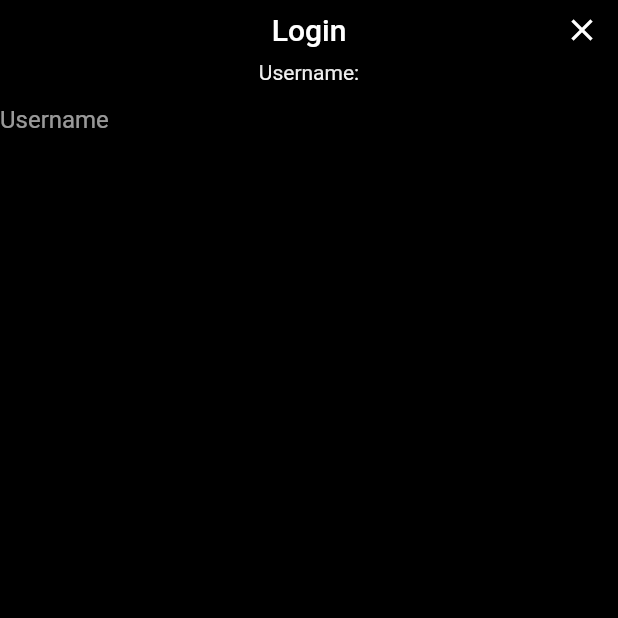
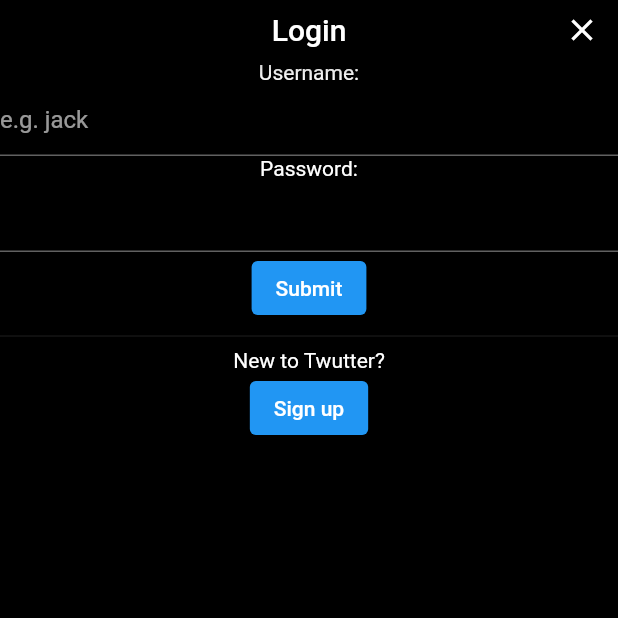
Before and after one commit to shorebirdtech/twutter, a Flutter app: the screen it shows after launch, on a phone screen of 412 x 824 dp, the top half of it. Run offline on Flutter 3.47's test engine with Material 2 defaults, Android fonts, the phone set to English and light mode, and no system bars; our stand-ins replace shelf; missing offline and left inert: mongo_dart, shelf_router, shorebird.

Commit message:
[wip] First attempt at account creation
Also tried to add (very basic/insecure) password auth for accounts.

```diff
--- a/bin/add_dummy_data.dart
+++ b/bin/add_dummy_data.dart
@@ -35,7 +35,11 @@
 
   Future<User> createUser(String displayName, String username,
       {bool isVerified = false, bool isOfficial = false}) async {
-    var signUp = SignUp(displayName: displayName, username: username);
+    var signUp = SignUp(
+      displayName: displayName,
+      username: username,
+      password: '1234',
+    );
     return await store.createUser(signUp);
   }
 
--- a/lib/src/app.dart
+++ b/lib/src/app.dart
@@ -2,9 +2,10 @@
 import 'package:flutter/material.dart';
 
 import 'gen/client.dart';
+import 'screen/compose.dart';
 import 'screen/home.dart';
 import 'screen/login.dart';
-import 'view/compose.dart';
+import 'screen/signup.dart';
 
 class TwutterApp extends StatelessWidget {
   const TwutterApp({super.key});
@@ -36,6 +37,7 @@
           '/login': (context) => const LoginDialog(),
           '/home': (context) => const Home(),
           '/compose': (context) => const ComposeDialog(),
+          '/signup': (context) => const SignUpDialog(),
         },
       ),
     );
--- a/lib/src/backend/model.dart
+++ b/lib/src/backend/model.dart
@@ -80,11 +80,11 @@
     return User.fromDbJson(userJson);
   }
 
-  Future<User> userByUsername(String username) async {
+  Future<User?> userByUsername(String username) async {
     var store = db.collection('users');
     var userJson = await store.findOne(where.eq('username', username));
     if (userJson == null) {
-      throw Exception('User not found: $username');
+      return null;
     }
     return User.fromDbJson(userJson);
   }
@@ -95,6 +95,14 @@
     // insert modifies the dbJson to include _id.
     await store.insert(dbJson);
     return User.fromDbJson(dbJson);
+  }
+
+  Future<bool> matchCredentials(
+      {required String username, required String password}) async {
+    var store = db.collection('credentials');
+    var dbJson = await store.findOne(
+        where.eq('username', username).and(where.eq('password', password)));
+    return dbJson != null;
   }
 
   // // This should just return a lazy object rather than filling it.
--- a/lib/src/model/user.dart
+++ b/lib/src/model/user.dart
@@ -3,14 +3,29 @@
 
 part 'user.g.dart';
 
+// Stored separately from User so passwords aren't passed around.
 @JsonSerializable()
-class Credentials {
+@ObjectIdConverter()
+class AuthEntry {
+  final ObjectId id;
   final String username;
-  Credentials({required this.username});
+  final String password;
+  AuthEntry({required this.id, required this.username, required this.password});
 
-  factory Credentials.fromJson(Map<String, dynamic> json) =>
-      _$CredentialsFromJson(json);
-  Map<String, dynamic> toJson() => _$CredentialsToJson(this);
+  factory AuthEntry.fromJson(Map<String, dynamic> json) =>
+      _$AuthEntryFromJson(json);
+  Map<String, dynamic> toJson() => _$AuthEntryToJson(this);
+}
+
+@JsonSerializable()
+class AuthRequest {
+  final String username;
+  final String password;
+  AuthRequest({required this.username, required this.password});
+
+  factory AuthRequest.fromJson(Map<String, dynamic> json) =>
+      _$AuthRequestFromJson(json);
+  Map<String, dynamic> toJson() => _$AuthRequestToJson(this);
 }
 
 @JsonSerializable()
@@ -25,11 +40,19 @@
   Map<String, dynamic> toJson() => _$AuthResponseToJson(this);
 }
 
+@JsonSerializable()
 class SignUp {
   final String username;
   final String displayName;
+  final String password;
 
-  SignUp({required this.username, required this.displayName});
+  SignUp({
+    required this.username,
+    required this.displayName,
+    required this.password,
+  });
+  factory SignUp.fromJson(Map<String, dynamic> json) => _$SignUpFromJson(json);
+  Map<String, dynamic> toJson() => _$SignUpToJson(this);
 }
 
 @JsonSerializable()
--- a/lib/src/view/compose.dart
+++ b/lib/src/screen/compose.dart
@@ -2,8 +2,8 @@
 import 'package:twutter/src/model/flap.dart';
 
 import '../gen/client.dart';
-import 'button.dart';
-import 'config.dart';
+import '../view/button.dart';
+import '../view/config.dart';
 
 class ComposeDialog extends StatefulWidget {
   const ComposeDialog({super.key});
--- a/lib/src/screen/login.dart
+++ b/lib/src/screen/login.dart
@@ -12,7 +12,10 @@
 }
 
 class _LoginDialogState extends State<LoginDialog> {
-  TextEditingController textController = TextEditingController();
+  final _formKey = GlobalKey<FormState>();
+
+  late String username;
+  late String password;
   String? failureMessage;
 
   void closeLoginWindow() {
@@ -23,7 +26,7 @@
 
   void login() async {
     var client = Client.of(context);
-    var credentials = Credentials(username: textController.text);
+    var credentials = AuthRequest(username: username, password: password);
     var result = await client.actions.login(credentials);
     if (result.success) {
       closeLoginWindow();
@@ -49,16 +52,62 @@
         ],
         centerTitle: true,
       ),
-      body: Column(children: [
-        const Text("Username:"),
-        TextField(
-          controller: textController,
-          decoration: const InputDecoration(
-              border: InputBorder.none, hintText: "Username"),
-          onSubmitted: (_) => login(),
-        ),
-        if (failureMessage != null) Text(failureMessage!),
-      ]),
+      body: Form(
+        key: _formKey,
+        child: Column(children: [
+          const Text("Username:"),
+          TextFormField(
+            decoration: const InputDecoration(hintText: "e.g. jack"),
+            validator: (String? value) {
+              if (value != null && value.trim().isEmpty) {
+                return 'Username is required';
+              }
+              return null;
+            },
+            onSaved: (String? value) {
+              setState(() {
+                username = value!;
+              });
+            },
+          ),
+          const Text("Password:"),
+          TextFormField(
+            obscureText: true,
+            enableSuggestions: false,
+            autocorrect: false,
+            validator: (String? value) {
+              if (value != null && value.trim().isEmpty) {
+                return 'Password is required';
+              }
+              return null;
+            },
+            onSaved: (String? value) {
+              setState(() {
+                password = value!;
+              });
+            },
+          ),
+          ElevatedButton(
+            onPressed: () {
+              // Validate returns true if the form is valid, or false
+              // otherwise.
+              var state = _formKey.currentState!;
+              if (state.validate()) {
+                state.save();
+                login();
+              }
+            },
+            child: const Text('Submit'),
+          ),
+          if (failureMessage != null) Text(failureMessage!),
+          const Divider(),
+          const Text("New to Twutter?"),
+          ElevatedButton(
+            onPressed: () => Navigator.of(context).pushNamed("/signup"),
+            child: const Text("Sign up"),
+          ),
+        ]),
+      ),
     );
   }
 }
```
Also changed, not shown: lib/src/backend/endpoint.dart (+32 -8 lines), lib/src/gen/client.dart (+20 -2 lines), lib/src/gen/handlers.dart (+14 -3 lines), lib/src/screen/signup.dart (added, +154 -0 lines), lib/src/model/user.g.dart, 1 other file.
